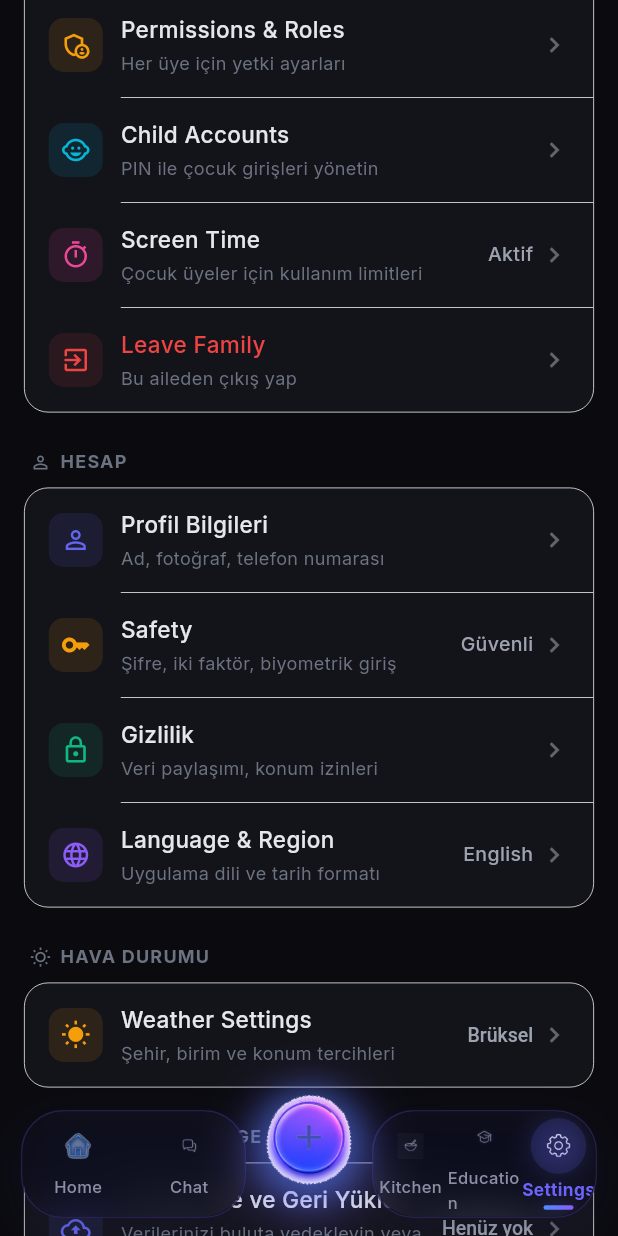
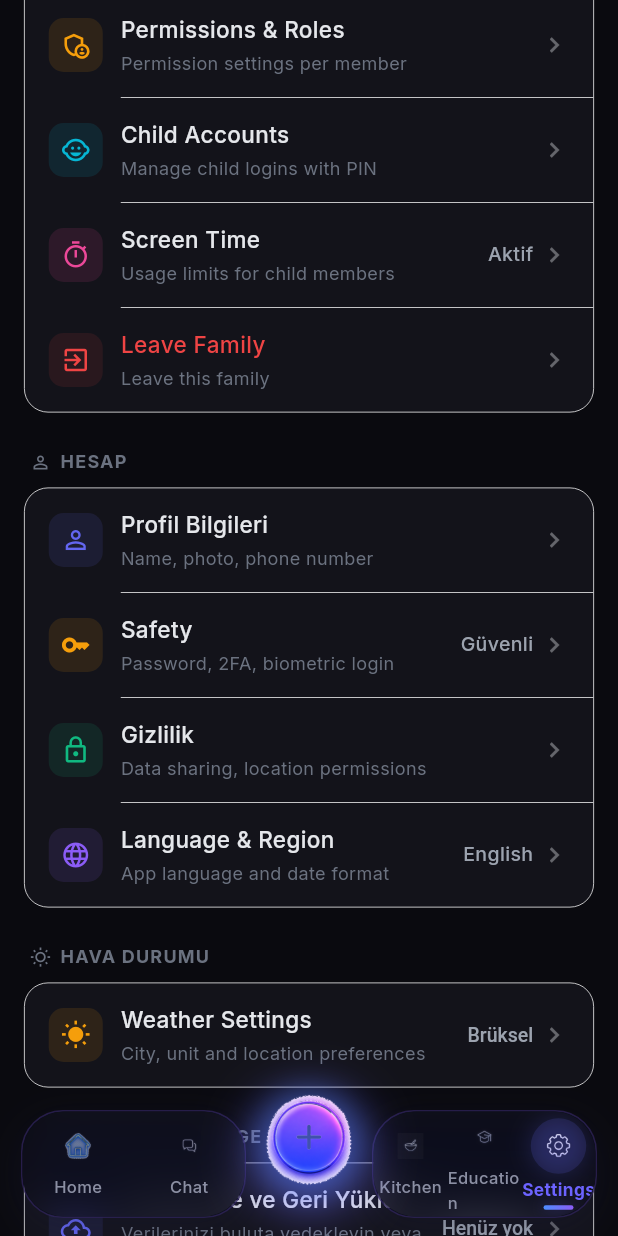
Before and after one commit to mcemkoca/familyhub, a Flutter app: the SettingsScreen screen opened by its route, scrolled down 576 dp, on a phone screen of 412 x 824 dp. Run offline on Flutter 3.47's test engine with Material 3 defaults, Android fonts, the phone set to English and light mode, and no system bars; our stand-ins replace app_links, audioplayers, cached_network_image, connectivity_plus, emoji_picker_flutter, envied and 35 more; missing offline and left inert: amplitude_flutter, device_calendar, encrypt, extension_google_sign_in_as_googleapis_auth, file_selector, flutter_stripe and 10 more; accounts and stored records are empty; generated files the repository leaves out were written again; network calls fail.

Commit message:
i18n: description property pass + dart fix (analiz temiz)
description: literalleri de AppLocalizations'a bağlandı (2 dosya), dart fix ile const
temizlendi. flutter analyze: 0 sorun. build başarılı.

Co-Authored-By: Claude Opus 4.8 <noreply@anthropic.com>

```diff
--- a/lib/presentation/screens/safety/safety_screen.dart
+++ b/lib/presentation/screens/safety/safety_screen.dart
@@ -514,7 +514,7 @@ class _SafetyScreenState extends State<SafetyScreen>
                       iconBg: const Color(0xFF10B981).withAlpha(30),
                       iconColor: const Color(0xFF10B981),
                       label: "112'yi Ara",
-                      description: 'Acil çağrı merkezi',
+                      description: AppLocalizations.of(context).acilCagriMerkezi,
                       danger: true,
                       onPress: _callEmergency,
                     ),
@@ -524,7 +524,7 @@ class _SafetyScreenState extends State<SafetyScreen>
                       iconBg: const Color(0xFF8B5CF6).withAlpha(30),
                       iconColor: const Color(0xFF7C3AED),
                       label: AppLocalizations.of(context).saglikKartim,
-                      description: 'Alerji ve ilaç bilgileri',
+                      description: AppLocalizations.of(context).alerjiVeIlacBilgileri,
                       badge: 'Güncel',
                       onPress: () => context.push(AppRoutes.healthCard),
                     ),
@@ -551,28 +551,28 @@ class _SafetyScreenState extends State<SafetyScreen>
                       icon: Icons.shield_outlined,
                       iconColor: const Color(0xFF6366F1),
                       label: AppLocalizations.of(context).guvenliBolgeler,
-                      description: 'Ev, okul, iş için geofence',
+                      description: AppLocalizations.of(context).evOkulIsIcinGeofence,
                       onTap: () => context.push(AppRoutes.safeZones),
                     ),
                     SafetyTool(
                       icon: Icons.timer_outlined,
                       iconColor: const Color(0xFF10B981),
                       label: AppLocalizations.of(context).guvenliVaris,
-                      description: 'Belirli sürede varış kontrolü',
+                      description: AppLocalizations.of(context).belirliSuredeVarisKontrolu,
                       onTap: () => context.push(AppRoutes.safeArrival),
                     ),
                     SafetyTool(
                       icon: Icons.mic_none,
                       iconColor: const Color(0xFFF59E0B),
                       label: 'Ortam Dinleme',
-                      description: 'Acil durumda ses kaydı',
+                      description: AppLocalizations.of(context).acilDurumdaSesKaydi,
                       onTap: () => context.push(AppRoutes.ambientListening),
                     ),
                     SafetyTool(
                       icon: Icons.flashlight_on_outlined,
                       iconColor: const Color(0xFF8B5CF6),
                       label: 'Fener',
-                      description: 'Telefon fenerini aç',
+                      description: AppLocalizations.of(context).telefonFeneriniAc,
                       onTap: () => context.push(AppRoutes.flashlight),
                     ),
                   ],
--- a/lib/presentation/screens/settings/settings_screen.dart
+++ b/lib/presentation/screens/settings/settings_screen.dart
@@ -135,7 +135,7 @@ class _SettingsScreenState extends ConsumerState<SettingsScreen> {
                     icon: Icons.people_outline,
                     iconColor: const Color(0xFF6366F1),
                     label: AppLocalizations.of(context).aileYonetimi,
-                    description: 'Üyeleri görüntüle, rolleri düzenle',
+                    description: AppLocalizations.of(context).uyeleriGoruntuleRolleriDuzenle,
                     showValueWidget: FutureBuilder<int>(
                       future: _memberCountFuture,
                       builder: (context, snapshot) {
@@ -158,28 +158,28 @@ class _SettingsScreenState extends ConsumerState<SettingsScreen> {
                     icon: Icons.person_add_alt,
                     iconColor: const Color(0xFF10B981),
                     label: AppLocalizations.of(context).davetKoduOlustur,
-                    description: 'Yeni üyeleri aileye davet et',
+                    description: AppLocalizations.of(context).yeniUyeleriAileyeDavetEt,
                     onTap: () => context.push(AppRoutes.inviteCode),
                   ),
                   SettingsItem(
                     icon: Icons.admin_panel_settings_outlined,
                     iconColor: const Color(0xFFF59E0B),
                     label: AppLocalizations.of(context).izinlerVeRoller,
-                    description: 'Her üye için yetki ayarları',
+                    description: AppLocalizations.of(context).herUyeIcinYetkiAyarlari,
                     onTap: () => context.push(AppRoutes.familyPermissions),
                   ),
                   SettingsItem(
                     icon: Icons.child_care,
                     iconColor: const Color(0xFF06B6D4),
                     label: AppLocalizations.of(context).cocukHesaplari,
-                    description: 'PIN ile çocuk girişleri yönetin',
+                    description: AppLocalizations.of(context).pinIleCocukGirisleriYonetin,
                     onTap: () => context.push(AppRoutes.childManagement),
                   ),
                   SettingsItem(
                     icon: Icons.timer_outlined,
                     iconColor: const Color(0xFFEC4899),
                     label: AppLocalizations.of(context).ekranSuresi,
-                    description: 'Çocuk üyeler için kullanım limitleri',
+                    description: AppLocalizations.of(context).cocukUyelerIcinKullanimLimitleri,
                     showValue: 'Aktif',
                     onTap: () => context.push(AppRoutes.screenTimeSettings),
                   ),
@@ -187,7 +187,7 @@ class _SettingsScreenState extends ConsumerState<SettingsScreen> {
                     icon: Icons.exit_to_app,
                     iconColor: const Color(0xFFEF4444),
                     label: AppLocalizations.of(context).ailedenAyril,
-                    description: 'Bu aileden çıkış yap',
+                    description: AppLocalizations.of(context).buAiledenCikisYap,
                     onTap: () => _showLeaveDialog(context),
                     isDanger: true,
                     isLast: true,
@@ -206,14 +206,14 @@ class _SettingsScreenState extends ConsumerState<SettingsScreen> {
                     icon: Icons.person_outline,
                     iconColor: const Color(0xFF6366F1),
                     label: 'Profil Bilgileri',
-                    description: 'Ad, fotoğraf, telefon numarası',
+                    description: AppLocalizations.of(context).adFotografTelefonNumarasi,
                     onTap: () => context.push(AppRoutes.profileEdit),
                   ),
                   SettingsItem(
                     icon: Icons.key_outlined,
                     iconColor: const Color(0xFFF59E0B),
                     label: AppLocalizations.of(context).safety,
-                    description: 'Şifre, iki faktör, biyometrik giriş',
+                    description: AppLocalizations.of(context).sifreIkiFaktorBiyometrikGiris,
                     showValue: 'Güvenli',
                     onTap: () => context.push(AppRoutes.securitySettings),
                   ),
@@ -221,14 +221,14 @@ class _SettingsScreenState extends ConsumerState<SettingsScreen> {
                     icon: Icons.lock_outline,
                     iconColor: const Color(0xFF10B981),
                     label: 'Gizlilik',
-                    description: 'Veri paylaşımı, konum izinleri',
+                    description: AppLocalizations.of(context).veriPaylasimiKonumIzinleri,
                     onTap: () => context.push(AppRoutes.privacySettings),
                   ),
                   SettingsItem(
                     icon: Icons.language,
                     iconColor: const Color(0xFF8B5CF6),
                     label: AppLocalizations.of(context).dilVeBolge,
-                    description: 'Uygulama dili ve tarih formatı',
+                    description: AppLocalizations.of(context).uygulamaDiliVeTarihFormati,
                     showValue: _languageLabel,
                     onTap: () => context.push(AppRoutes.languageSettings),
                     isLast: true,
@@ -247,7 +247,7 @@ class _SettingsScreenState extends ConsumerState<SettingsScreen> {
                     icon: Icons.wb_sunny,
                     iconColor: const Color(0xFFF59E0B),
                     label: AppLocalizations.of(context).havaDurumuAyarlari,
-                    description: 'Şehir, birim ve konum tercihleri',
+                    description: AppLocalizations.of(context).sehirBirimVeKonumTercihleri,
                     showValueWidget: FutureBuilder<String?>(
                       future: Future.value(HiveService.getSetting('weatherCity')),
                       builder: (context, snapshot) {
@@ -284,7 +284,7 @@ class _SettingsScreenState extends ConsumerState<SettingsScreen> {
                     icon: Icons.cleaning_services_outlined,
                     iconColor: const Color(0xFF6B7280),
                     label: AppLocalizations.of(context).onbellegiTemizle,
-                    description: 'Geçici dosyaları temizleyin',
+                    description: AppLocalizations.of(context).geciciDosyalariTemizleyin,
                     showValueWidget: FutureBuilder<String>(
                       future: _getCacheSize(),
                       builder: (context, snapshot) {
@@ -297,7 +297,7 @@ class _SettingsScreenState extends ConsumerState<SettingsScreen> {
                     icon: Icons.delete_outline,
                     iconColor: const Color(0xFFEF4444),
                     label: 'Verileri Sil',
-                    description: 'Tüm verilerinizi kalıcı olarak silin',
+                    description: AppLocalizations.of(context).tumVerileriniziKaliciOlarakSilin,
                     onTap: () => _showDeleteDataDialog(context),
                     isDanger: true,
                     isLast: true,
@@ -370,14 +370,14 @@ class _SettingsScreenState extends ConsumerState<SettingsScreen> {
                     icon: Icons.support_agent_outlined,
                     iconColor: const Color(0xFF10B981),
                     label: AppLocalizations.of(context).destekIleIletisim,
-                    description: 'Sorularınızı ve önerilerinizi paylaşın',
+                    description: AppLocalizations.of(context).sorulariniziVeOnerileriniziPaylasin,
                     onTap: () => _openSupport(context),
                   ),
                   SettingsItem(
                     icon: Icons.bug_report_outlined,
                     iconColor: const Color(0xFFF59E0B),
                     label: 'Hata Bildir',
-                    description: 'Karşılaştığınız sorunu raporlayın',
+                    description: AppLocalizations.of(context).karsilastiginizSorunuRaporlayin,
                     onTap: () => _openBugReport(context),
                   ),
                   SettingsItem(
@@ -402,21 +402,21 @@ class _SettingsScreenState extends ConsumerState<SettingsScreen> {
                     icon: Icons.privacy_tip_outlined,
                     iconColor: const Color(0xFF6B7280),
                     label: AppLocalizations.of(context).gizlilikPolitikasi,
-                    description: 'Verileriniz nasıl korunuyor',
+                    description: AppLocalizations.of(context).verilerinizNasilKorunuyor,
                     onTap: () => context.push(AppRoutes.privacyPolicy),
                   ),
                   SettingsItem(
                     icon: Icons.description_outlined,
                     iconColor: const Color(0xFF6B7280),
                     label: AppLocalizations.of(context).kullanimKosullari,
-                    description: 'Hizmet şartları ve sorumluluklar',
+                    description: AppLocalizations.of(context).hizmetSartlariVeSorumluluklar,
                     onTap: () => context.push(AppRoutes.termsOfService),
                   ),
                   SettingsItem(
                     icon: Icons.info_outline,
                     iconColor: const Color(0xFF6B7280),
                     label: AppLocalizations.of(context).hakkinda,
-                    description: 'Sürüm 2.1.0 · FamilyHub Inc.',
+                    description: AppLocalizations.of(context).surum210FamilyhubInc,
                     showValue: 'Güncel',
                     onTap: () => context.push(AppRoutes.aboutApp),
                     isLast: true,
@@ -435,7 +435,7 @@ class _SettingsScreenState extends ConsumerState<SettingsScreen> {
                     icon: Icons.color_lens_outlined,
                     iconColor: const Color(0xFFEC4899),
                     label: 'Aksan Rengi',
-                    description: 'Uygulama vurgu rengini değiştir',
+                    description: AppLocalizations.of(context).uygulamaVurguRenginiDegistir,
                     showValue: _accentLabel,
                     onTap: () => context.push(AppRoutes.appearanceSettings),
                   ),
```
